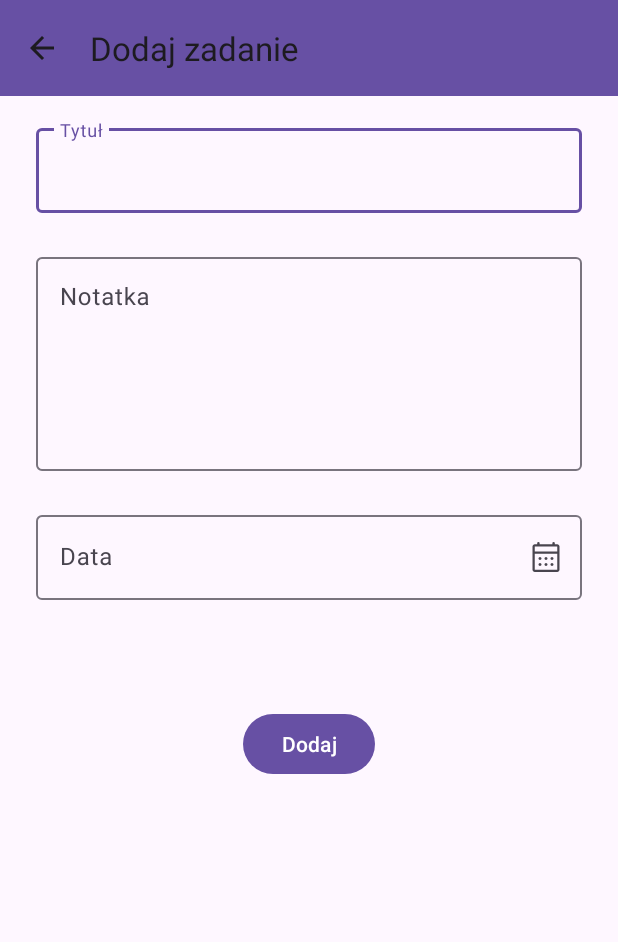
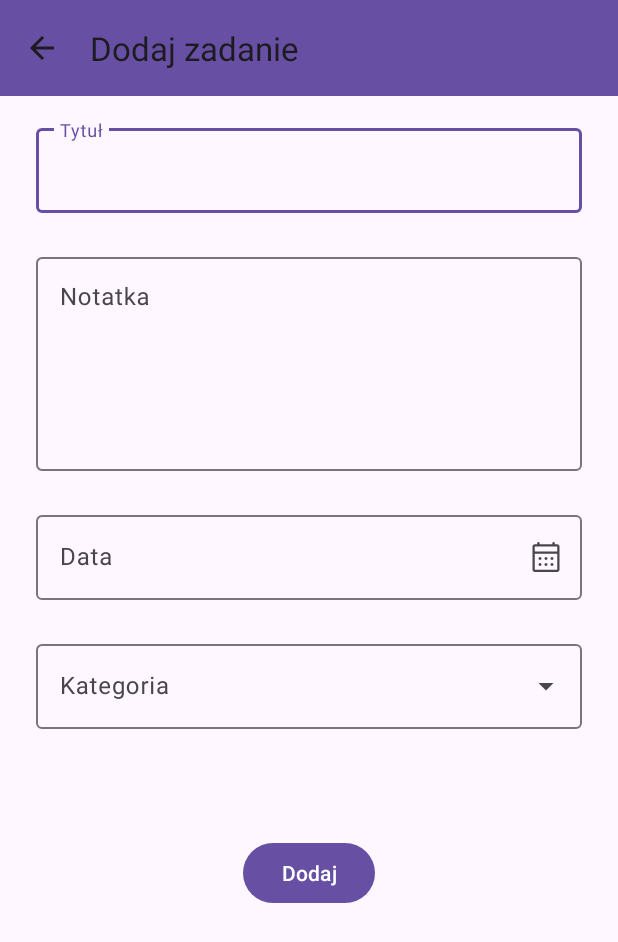
Before and after one commit to TomekP00/ToDoAndroid, an Android app: the screen it shows after launch (AddTodoActivity), after a tap on "TODO", on a phone screen of 412 x 824 dp. Shown: the top 942 px of the screen. Run offline under Robolectric (Android 15) with nearby library versions, the phone set to English and light mode, and no system bars.

Commit message:
male zmiany

```diff
--- a/app/src/main/java/com/example/pum_todo/AddTodoActivity.java
+++ b/app/src/main/java/com/example/pum_todo/AddTodoActivity.java
@@ -1,8 +1,12 @@
 package com.example.pum_todo;
 
 import android.content.Intent;
+import android.database.Cursor;
+import android.database.sqlite.SQLiteDatabase;
 import android.os.Bundle;
 import android.view.View;
+import android.widget.ArrayAdapter;
+import android.widget.AutoCompleteTextView;
 import android.widget.Button;
 import android.widget.EditText;
 
@@ -15,10 +19,12 @@ import com.google.android.material.textfield.TextInputEditText;
 import com.google.android.material.textfield.TextInputLayout;
 
 import java.text.SimpleDateFormat;
+import java.util.ArrayList;
 import java.util.Date;
 import java.util.Locale;
 
 public class AddTodoActivity extends AppCompatActivity {
+    private DBHelper dbHelper;
 
     @Override
     protected void onCreate(Bundle savedInstanceState) {
@@ -34,10 +40,27 @@ public class AddTodoActivity extends AppCompatActivity {
             getSupportActionBar().setTitle("Dodaj zadanie");
         }
 
-        EditText title = findViewById(R.id.title); //Tytul
-        EditText note = findViewById(R.id.note); //Opis
+        EditText title = findViewById(R.id.title);
+        EditText note = findViewById(R.id.note);
         Button button = findViewById(R.id.button);
         TextInputLayout textFiledCalendar = findViewById(R.id.textField3);
+        AutoCompleteTextView autoCompleteTextView = findViewById(R.id.autoCompleteTextView);
+
+        dbHelper = new DBHelper(this);
+        SQLiteDatabase db = dbHelper.getReadableDatabase();
+        Cursor cursor = db.query(Category.CategoryEntry.TABLE_CATEGORY, null, null, null, null, null, null);
+        ArrayList<String> categories = new ArrayList<>();
+
+        while (cursor.moveToNext()) {
+            String categoryName = cursor.getString(cursor.getColumnIndexOrThrow(Category.CategoryEntry.COLUMN_CATEGORY_NAME));
+            categories.add(categoryName);
+        }
+
+        cursor.close();
+        dbHelper.close();
+
+        ArrayAdapter<String> adapter = new ArrayAdapter<>(this, android.R.layout.simple_dropdown_item_1line, categories);
+        autoCompleteTextView.setAdapter(adapter);
 
         textFiledCalendar.setEndIconOnClickListener(new View.OnClickListener() {
             @Override
@@ -77,6 +100,5 @@ public class AddTodoActivity extends AppCompatActivity {
 
             }
         });
-
     }
 }
--- a/app/src/main/java/com/example/pum_todo/DBHelper.java
+++ b/app/src/main/java/com/example/pum_todo/DBHelper.java
@@ -7,7 +7,7 @@ import android.database.sqlite.SQLiteOpenHelper;
 
 public class DBHelper extends SQLiteOpenHelper {
 
-    public static final int DATABASE_VERSION = 3;// If you change the database schema, you must increment the database version.
+    public static final int DATABASE_VERSION = 4;// If you change the database schema, you must increment the database version.
     public static final String DATABASE_NAME = "Database.db";
     private static final String SQL_CREATE_ENTRIES_TODO =
             "CREATE TABLE " + Todo.TodoEntry.TABLE_TODO + " (" +
@@ -15,7 +15,7 @@ public class DBHelper extends SQLiteOpenHelper {
                     Todo.TodoEntry.COLUMN_TODO_TITLE + " TEXT," +
                     Todo.TodoEntry.COLUMN_TODO_DESC + " TEXT," +
                     Todo.TodoEntry.COLUMN_TODO_DUE_DATE + " TEXT," +
-                    Todo.TodoEntry.COLUMN_TODO_DONE + " BOOLEAN," +
+                    Todo.TodoEntry.COLUMN_TODO_DONE + " INTEGER," +
                     "FOREIGN KEY (" + Todo.TodoEntry._ID + ") REFERENCES " + Category.CategoryEntry.TABLE_CATEGORY + "(" + Category.CategoryEntry._ID + ")" +
                     ")";
 
--- a/app/src/main/java/com/example/pum_todo/MainActivity.java
+++ b/app/src/main/java/com/example/pum_todo/MainActivity.java
@@ -1,5 +1,6 @@
 package com.example.pum_todo;
 
+import android.app.AlertDialog;
 import android.content.ContentValues;
 import android.content.DialogInterface;
 import android.content.Intent;
@@ -7,15 +8,18 @@ import android.database.Cursor;
 import android.database.sqlite.SQLiteDatabase;
 import android.os.Bundle;
 import android.text.InputType;
+import android.view.LayoutInflater;
 import android.view.Menu;
 import android.view.MenuItem;
 import android.view.View;
+import android.widget.AdapterView;
 import android.widget.EditText;
 import android.widget.Toast;
 
 import androidx.annotation.NonNull;
 import androidx.appcompat.app.AppCompatActivity;
 import androidx.appcompat.widget.Toolbar;
+import androidx.core.view.MenuItemCompat;
 import androidx.recyclerview.widget.ItemTouchHelper;
 import androidx.recyclerview.widget.LinearLayoutManager;
 import androidx.recyclerview.widget.RecyclerView;
@@ -103,7 +107,7 @@ public class MainActivity extends AppCompatActivity {
         if (requestCode == TODO_ACTIVITY_REQUEST_CODE) {
             if (resultCode == RESULT_OK) {
                 recyclerView.setLayoutManager(new LinearLayoutManager(this));
-                Adapter adapter = new Adapter(todoItems);
+                Adapter adapter = new Adapter(todoItems, dbHelper.getWritableDatabase());
                 recyclerView.setAdapter(adapter);
 
                 String title = data.getStringExtra("title");
@@ -116,7 +120,7 @@ public class MainActivity extends AppCompatActivity {
                 values.put(Todo.TodoEntry.COLUMN_TODO_TITLE, title);
                 values.put(Todo.TodoEntry.COLUMN_TODO_DESC, note);
                 values.put(Todo.TodoEntry.COLUMN_TODO_DUE_DATE, date);
-                values.put(Todo.TodoEntry.COLUMN_TODO_DONE, false);
+                values.put(Todo.TodoEntry.COLUMN_TODO_DONE, 0);
 
                 db.insert(Todo.TodoEntry.TABLE_TODO, null, values);
 
@@ -140,7 +144,7 @@ public class MainActivity extends AppCompatActivity {
     private void initRecyclerView() {
         recyclerView.setLayoutManager(new LinearLayoutManager(this));
         getTodoItems();
-        adapter = new Adapter(todoItems);
+        adapter = new Adapter(todoItems, dbHelper.getWritableDatabase());
         recyclerView.setAdapter(adapter);
 
         SwipeToDeleteCallback swipeToDeleteCallback = new SwipeToDeleteCallback(adapter);
@@ -165,7 +169,7 @@ public class MainActivity extends AppCompatActivity {
             String id = cursor.getString(cursor.getColumnIndexOrThrow(Todo.TodoEntry._ID));
             String title = cursor.getString(cursor.getColumnIndexOrThrow(Todo.TodoEntry.COLUMN_TODO_TITLE));
             String desc = cursor.getString(cursor.getColumnIndexOrThrow(Todo.TodoEntry.COLUMN_TODO_DESC));
-            String done = cursor.getString(cursor.getColumnIndexOrThrow(Todo.TodoEntry.COLUMN_TODO_DONE));
+            int done = cursor.getInt(cursor.getColumnIndexOrThrow(Todo.TodoEntry.COLUMN_TODO_DONE));
 
             TodoItem item = new TodoItem(id, title, desc, done);
             todoItems.add(item);
--- a/app/src/main/res/layout/activity_add_todo.xml
+++ b/app/src/main/res/layout/activity_add_todo.xml
@@ -80,7 +80,28 @@
             android:id="@+id/calendarInput"
             android:layout_width="match_parent"
             android:layout_height="match_parent"
+            android:enabled="false"
             android:inputType="date" />
+
+    </com.google.android.material.textfield.TextInputLayout>
+
+    <com.google.android.material.textfield.TextInputLayout
+        android:id="@+id/menu"
+        style="@style/Widget.Material3.TextInputLayout.OutlinedBox.ExposedDropdownMenu"
+        android:layout_width="match_parent"
+        android:layout_marginStart="24dp"
+        android:layout_marginTop="24dp"
+        android:layout_marginEnd="24dp"
+        android:layout_height="wrap_content"
+        app:layout_constraintTop_toBottomOf="@+id/textField3"
+        android:hint="@string/categoryName">
+
+        <AutoCompleteTextView
+            android:id="@+id/autoCompleteTextView"
+            android:layout_width="match_parent"
+            android:layout_height="wrap_content"
+            android:inputType="none"
+            />
 
     </com.google.android.material.textfield.TextInputLayout>
 
@@ -92,6 +113,6 @@
         android:text="Dodaj"
         app:layout_constraintEnd_toEndOf="parent"
         app:layout_constraintStart_toStartOf="parent"
-        app:layout_constraintTop_toBottomOf="@+id/textField3" />
+        app:layout_constraintTop_toBottomOf="@+id/menu" />
 
 </androidx.constraintlayout.widget.ConstraintLayout>
--- a/app/src/main/res/values/strings.xml
+++ b/app/src/main/res/values/strings.xml
@@ -5,4 +5,5 @@
     <string name="todoTitleHint">Tytuł</string>
     <string name="todoTitleNote">Notatka</string>
     <string name="todoTitleDate">Data</string>
+    <string name="categoryName">Kategoria</string>
 </resources>
```
Also changed, not shown: app/src/main/java/com/example/pum_todo/Adapter.java (+40 -4 lines), app/src/main/java/com/example/pum_todo/TodoItem.java (+4 -4 lines).
